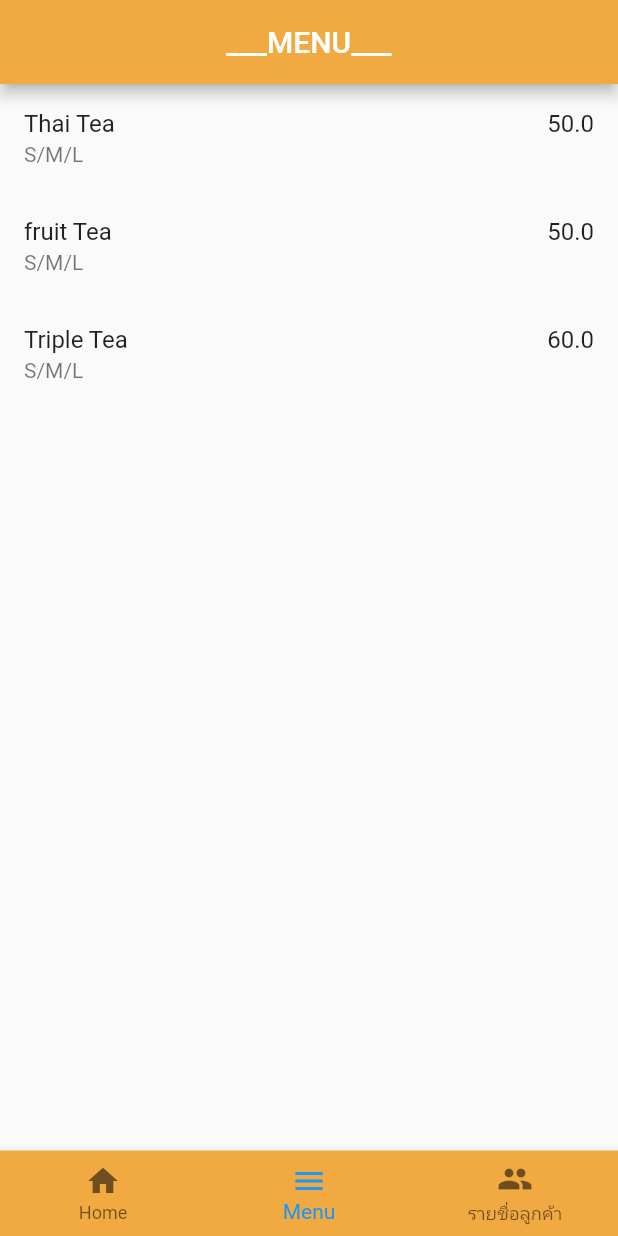
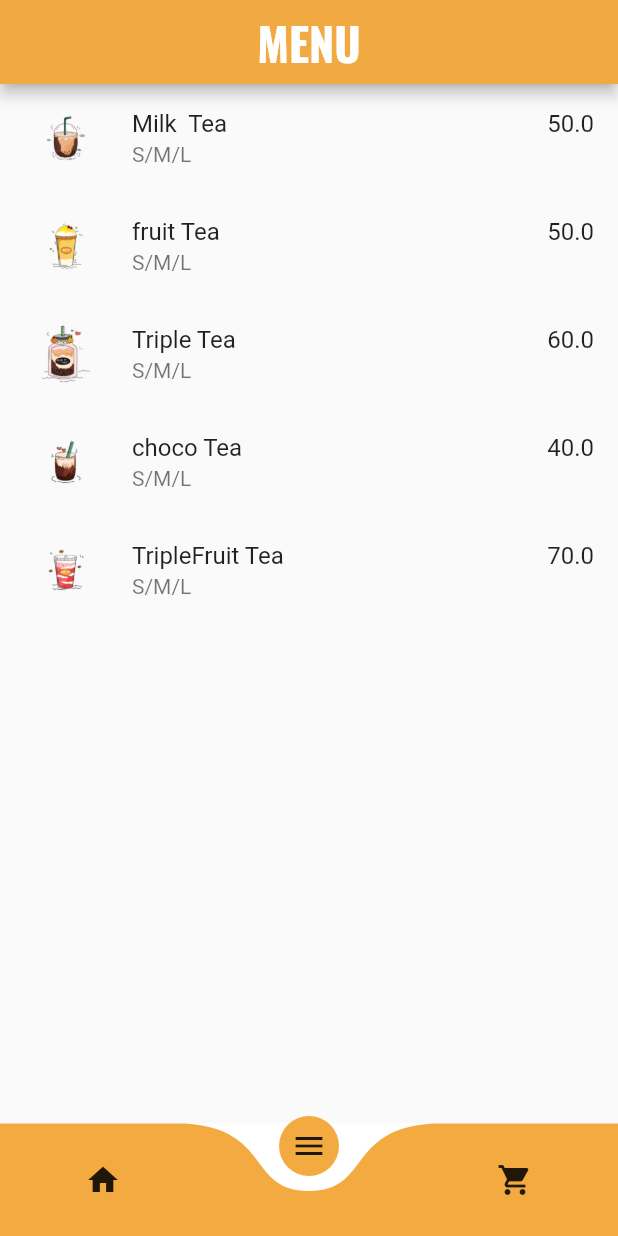
Before and after one commit to KingErrorcode/friend-king, a Flutter app: the screen it shows after launch, item 2 of the bottom bar chosen, on a phone screen of 412 x 824 dp. Run offline on Flutter 3.47's test engine with Material 2 defaults, Android fonts, the phone set to English and light mode, and no system bars; drawn by our look-alikes of curved_navigation_bar; our stand-ins replace firebase_core, firebase_database, flutter_spinkit; missing offline and left inert: dart:html; accounts and stored records are empty.

Commit message:
first commit

```diff
--- a/lib/Bottom.dart
+++ b/lib/Bottom.dart
@@ -1,7 +1,9 @@
+import 'package:curved_navigation_bar/curved_navigation_bar.dart';
 import 'package:flutter/material.dart';
-import 'package:flutter_application_1/homescreen.dart';
 import 'Homepage.dart';
-import 'Membership.dart';
+import 'Menupage.dart';
+import 'Memberpage.dart';
+import 'database.dart';
 
 
 class BottomTapBar extends StatefulWidget{
@@ -17,36 +19,55 @@ class _BottomTapBarState extends State<BottomTapBar> {
   final screen = [
     HomePage(),
     MenuScreen(),
-    MemberPage(),
+    MemberPage()
+    //DatabasePage(),
+
 
   ];
 @override
 Widget build(BuildContext context){
   return Scaffold(
     body: screen[_index],
-    bottomNavigationBar: BottomNavigationBar(
-        currentIndex: _index,
+    backgroundColor: Colors.white,
+    bottomNavigationBar: CurvedNavigationBar(
       onTap: (value){
         setState(() {
           _index = value;
         });
       },
-          backgroundColor: Color.fromARGB(255, 240, 170, 65),
-          items:[
-          BottomNavigationBarItem(
-            icon: Icon(Icons.home),
-            label: 'Home',
-          ),
-          BottomNavigationBarItem(
-            icon: Icon(Icons.menu),
-            label: 'Menu',
-          ),
-          BottomNavigationBarItem(
-            icon: Icon(Icons.group),
-            label: 'รายชื่อลูกค้า',
-          ),
+      backgroundColor: Color.fromARGB(255, 255, 255, 255),
+      color: Color.fromARGB(255, 243, 171, 65),
+      animationDuration: Duration(milliseconds: 300),
+      items: [
+        Icon(Icons.home),
+        Icon(Icons.menu),
+        Icon(Icons.shopping_cart),
       ],
     ),
+    // body: screen[_index],
+    // bottomNavigationBar: BottomNavigationBar(
+    //     currentIndex: _index,
+    //     onTap: (value){
+    //       setState(() {
+    //         _index = value;
+    //       });
+    //     },
+    //       backgroundColor: Color.fromARGB(255, 240, 170, 65),
+    //       items:[
+    //       BottomNavigationBarItem(
+    //         icon: Icon(Icons.home),
+    //         label: 'Home',
+    //       ),
+    //       BottomNavigationBarItem(
+    //         icon: Icon(Icons.menu),
+    //         label: 'Menu',
+    //       ),
+    //       BottomNavigationBarItem(
+    //         icon: Icon(Icons.group),
+    //         label: 'รายชื่อลูกค้า',
+    //       ),
+    //     ],
+    //   ),
   );
 }
 }
--- a/lib/Membership.dart
+++ b/lib/Memberpage.dart
@@ -1,4 +1,6 @@
+import 'package:firebase_core/firebase_core.dart';
 import 'package:flutter/material.dart';
+
 
 class MemberPage extends StatefulWidget {
   MemberPage({Key?key}): super(key: key);
@@ -16,7 +18,7 @@ class _MemberPageState extends State<MemberPage> {
         padding: const EdgeInsets.only(bottom: 25),
         child: Align(
           alignment: Alignment.bottomCenter,
-          child: Text('รายชื่อสมาชิก',style: TextStyle(
+          child: Text('เลือกสินค้า',style: TextStyle(
             fontSize:30,
             fontFamily: 'Oswald'
             )),
--- /dev/null
+++ b/lib/Menupage.dart
@@ -0,0 +1,51 @@
+import 'package:flutter/material.dart';
+import 'package:flutter_application_1/datamodel.dart';
+import 'main.dart';
+import 'Homepage.dart';
+
+void main() {
+  runApp(const MyApp());
+}
+
+class MenuScreen extends StatelessWidget {
+  List<Teamodel> drinkDetail = [
+    Teamodel(drinkname: 'Milk  Tea', size: 'S/M/L', price: 50,images: 'images/Milktea.png'),
+    Teamodel(drinkname: 'fruit Tea', size: 'S/M/L', price: 50,images: 'images/fruittea.png'),
+    Teamodel(drinkname: 'Triple Tea', size: 'S/M/L', price: 60,images: 'images/milkchoco.png'),
+    Teamodel(drinkname: 'choco Tea', size: 'S/M/L', price: 40,images: 'images/choco.png'),
+    Teamodel(drinkname: 'TripleFruit Tea', size: 'S/M/L', price: 70,images: 'images/TangMo.png'),
+
+  ];
+  @override
+  Widget build(BuildContext context){
+    return Scaffold(
+      appBar: AppBar(
+        title: const Text("MENU"),
+        titleTextStyle: TextStyle(fontSize: 30,fontWeight: FontWeight.bold,fontFamily: 'Oswald',color: Colors.white),
+        centerTitle: true,
+        backgroundColor: Color.fromARGB(255, 240, 170, 65),
+        elevation: 4,
+      ),
+      body: ListView.builder(
+        itemCount: drinkDetail.length,
+        itemBuilder: (context, index) {
+          var MenuList = drinkDetail[index];
+          return ListTile(
+            leading: Image.asset(MenuList.images),
+            title: Row(
+              mainAxisAlignment: MainAxisAlignment.spaceBetween,
+              children: [
+                Text(MenuList.drinkname),
+                Text(MenuList.price.toString()),
+              ],
+            ),
+            subtitle: Text(MenuList.size),
+            onTap: (){
+              print("คุณเลือกเมนูที่ชื่อว่า"+ MenuList.drinkname);
+            },
+          );
+        },
+      ),
+    );
+  }
+}
--- /dev/null
+++ b/lib/database.dart
@@ -0,0 +1,67 @@
+import 'package:firebase_core/firebase_core.dart';
+import 'package:firebase_database/firebase_database.dart';
+import 'package:flutter/material.dart';
+import 'main.dart';
+
+void main() async{
+  WidgetsFlutterBinding.ensureInitialized();
+  await Firebase.initializeApp();
+  runApp(MyApp());
+}
+
+class DatabasePage extends StatefulWidget {
+  const DatabasePage({super.key});
+
+  @override
+  State<DatabasePage>createState() => _DatabasePageState();
+}
+
+class _DatabasePageState extends State<DatabasePage> {
+
+
+  @override
+  Widget build(BuildContext context) {
+    return MaterialApp(
+      title: 'Flutter Demo',
+      debugShowCheckedModeBanner: false,
+      theme: ThemeData(
+        primarySwatch: Colors.orange,
+      ),
+      //home: const MyHomePage(),
+    );
+  }
+}
+
+// class MyHomePage extends StatefulWidget {
+//   const MyHomePage({super.key});
+
+//   @override
+//   State<MyHomePage> createState() => _MyHomePageState();
+// }
+
+// class _MyHomePageState extends State<MyHomePage> {
+//   final nameController = TextEditingController();
+//   late DatabaseReference dbRef;
+//   @override
+//   void initState(){
+//     super.initState();
+//     dbRef = FirebaseDatabase.instance.ref().child('Users');
+//   }
+//   @override
+//   Widget build(BuildContext context) {
+//     return Scaffold(
+//       body: SafeArea(
+//         child: Column(
+//           children: [
+//             TextField(
+//               controller: nameController,
+//               decoration: InputDecoration(label: Text("Name")),
+//               ),
+//               ElevatedButton(onPressed: (){
+//                 dbRef.push().set(nameController.text);
+//               }, child: Text("insert"))
+//             ],
+//           )),
+//     );
+//   }
+// }
--- a/lib/datamodel.dart
+++ b/lib/datamodel.dart
@@ -1,15 +1,17 @@
 import 'package:flutter/material.dart';
-import 'homescreen.dart';
+import 'Menupage.dart';
 import 'main.dart';
 
 class Teamodel {
   String drinkname;
   String size;
   double price;
+  String images;
 
   Teamodel({
     required this.drinkname,
     required this.size,
     required this.price,
+    required this.images,
   });
 }
--- a/lib/homescreen.dart
+++ /dev/null
@@ -1,43 +0,0 @@
-import 'package:flutter/material.dart';
-import 'package:flutter_application_1/datamodel.dart';
-import 'main.dart';
-
-void main() {
-  runApp(const MyApp());
-}
-
-class MenuScreen extends StatelessWidget {
-  List<Teamodel> drinkDetail = [
-    Teamodel(drinkname: 'Thai Tea', size: 'S/M/L', price: 50),
-    Teamodel(drinkname: 'fruit Tea', size: 'S/M/L', price: 50),
-    Teamodel(drinkname: 'Triple Tea', size: 'S/M/L', price: 60),
-
-  ];
-@override
-  Widget build(BuildContext context){
-    return Scaffold(
-      appBar: AppBar(
-        title: const Text("___MENU___"),
-        centerTitle: true,
-        backgroundColor: Color.fromARGB(255, 240, 170, 65),
-        elevation: 4,
-      ),
-      body: ListView.builder(
-        itemCount: drinkDetail.length,
-        itemBuilder: (context, index) {
-          var bookList = drinkDetail[index];
-          return ListTile(
-            title: Row(
-              mainAxisAlignment: MainAxisAlignment.spaceBetween,
-              children: [
-                Text(bookList.drinkname),
-                Text(bookList.price.toString()),
-              ],
-            ),
-            subtitle: Text(bookList.size),
-          );
-        },
-      ),
-    );
-  }
-}
```
Also changed, not shown: lib/Homepage.dart (+86 -11 lines), lib/main.dart (+28 -4 lines), pubspec.yaml (+9 -0 lines), images/Milktea.png (added), images/TangMo.png (added), images/choco.png (added), images/fruittea.png (added), images/milkchoco.png (added), pubspec.lock, 4 other files. Lines whose indentation alone changed are shown as unchanged.
